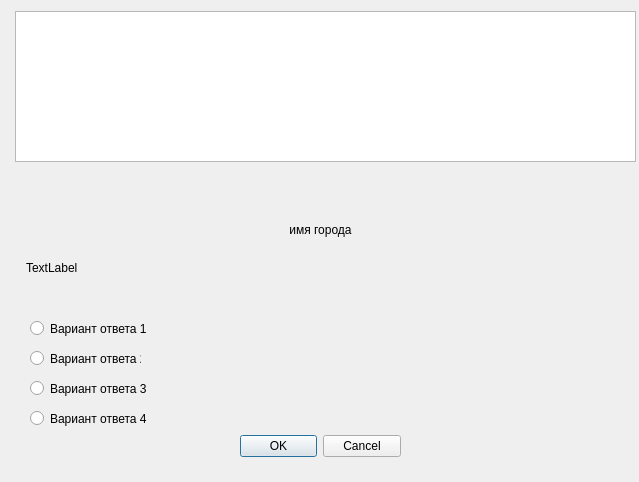
AlexeyFedoseev/rmap, file city.ui: the form before one commit.
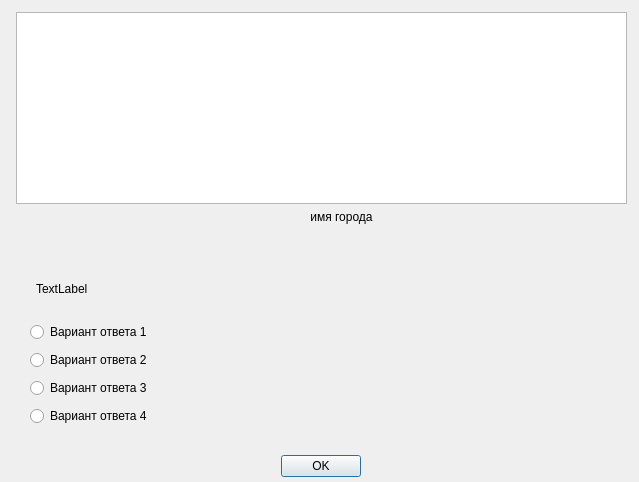
The form after the commit.

The edit to the form file:
```diff
--- a/city.ui
+++ b/city.ui
@@ -17,7 +17,7 @@
    <property name="geometry">
     <rect>
      <x>240</x>
-     <y>430</y>
+     <y>450</y>
      <width>161</width>
      <height>32</height>
     </rect>
@@ -26,68 +26,19 @@
     <enum>Qt::Horizontal</enum>
    </property>
    <property name="standardButtons">
-    <set>QDialogButtonBox::Cancel|QDialogButtonBox::Ok</set>
+    <set>QDialogButtonBox::Ok</set>
    </property>
-  </widget>
-  <widget class="QRadioButton" name="radioButton">
-   <property name="geometry">
-    <rect>
-     <x>30</x>
-     <y>320</y>
-     <width>121</width>
-     <height>17</height>
-    </rect>
-   </property>
-   <property name="text">
-    <string>Вариант ответа 1</string>
-   </property>
-  </widget>
-  <widget class="QRadioButton" name="radioButton_2">
-   <property name="geometry">
-    <rect>
-     <x>30</x>
-     <y>350</y>
-     <width>111</width>
-     <height>17</height>
-    </rect>
-   </property>
-   <property name="text">
-    <string>Вариант ответа 2</string>
-   </property>
-  </widget>
-  <widget class="QRadioButton" name="radioButton_3">
-   <property name="geometry">
-    <rect>
-     <x>30</x>
-     <y>380</y>
-     <width>121</width>
-     <height>17</height>
-    </rect>
-   </property>
-   <property name="text">
-    <string>Вариант ответа 3</string>
-   </property>
-  </widget>
-  <widget class="QRadioButton" name="radioButton_4">
-   <property name="geometry">
-    <rect>
-     <x>30</x>
-     <y>410</y>
-     <width>121</width>
-     <height>17</height>
-    </rect>
-   </property>
-   <property name="text">
-    <string>Вариант ответа 4</string>
+   <property name="centerButtons">
+    <bool>true</bool>
    </property>
   </widget>
   <widget class="QGraphicsView" name="graphicsView">
    <property name="geometry">
     <rect>
-     <x>15</x>
-     <y>11</y>
-     <width>621</width>
-     <height>151</height>
+     <x>16</x>
+     <y>12</y>
+     <width>611</width>
+     <height>192</height>
     </rect>
    </property>
    <property name="cursor" stdset="0">
@@ -97,23 +48,63 @@
   <widget class="QLabel" name="label">
    <property name="geometry">
     <rect>
-     <x>10</x>
-     <y>180</y>
-     <width>621</width>
-     <height>141</height>
+     <x>236</x>
+     <y>210</y>
+     <width>211</width>
+     <height>51</height>
     </rect>
    </property>
    <property name="text">
     <string>&lt;html&gt;&lt;head/&gt;&lt;body&gt;&lt;p align=&quot;center&quot;&gt;имя города&lt;/p&gt;&lt;p align=&quot;center&quot;&gt;&lt;br/&gt;&lt;/p&gt;&lt;/body&gt;&lt;/html&gt;</string>
    </property>
   </widget>
+  <widget class="QWidget" name="">
+   <property name="geometry">
+    <rect>
+     <x>30</x>
+     <y>320</y>
+     <width>161</width>
+     <height>111</height>
+    </rect>
+   </property>
+   <layout class="QVBoxLayout" name="verticalLayout">
+    <item>
+     <widget class="QRadioButton" name="radioButton">
+      <property name="text">
+       <string>Вариант ответа 1</string>
+      </property>
+     </widget>
+    </item>
+    <item>
+     <widget class="QRadioButton" name="radioButton_2">
+      <property name="text">
+       <string>Вариант ответа 2</string>
+      </property>
+     </widget>
+    </item>
+    <item>
+     <widget class="QRadioButton" name="radioButton_3">
+      <property name="text">
+       <string>Вариант ответа 3</string>
+      </property>
+     </widget>
+    </item>
+    <item>
+     <widget class="QRadioButton" name="radioButton_4">
+      <property name="text">
+       <string>Вариант ответа 4</string>
+      </property>
+     </widget>
+    </item>
+   </layout>
+  </widget>
   <widget class="QLabel" name="label_2">
    <property name="geometry">
     <rect>
-     <x>26</x>
-     <y>222</y>
-     <width>601</width>
-     <height>91</height>
+     <x>36</x>
+     <y>268</y>
+     <width>591</width>
+     <height>41</height>
     </rect>
    </property>
    <property name="text">
```
Left out of the diff: 10 changed lines with no effect on the pictures.
